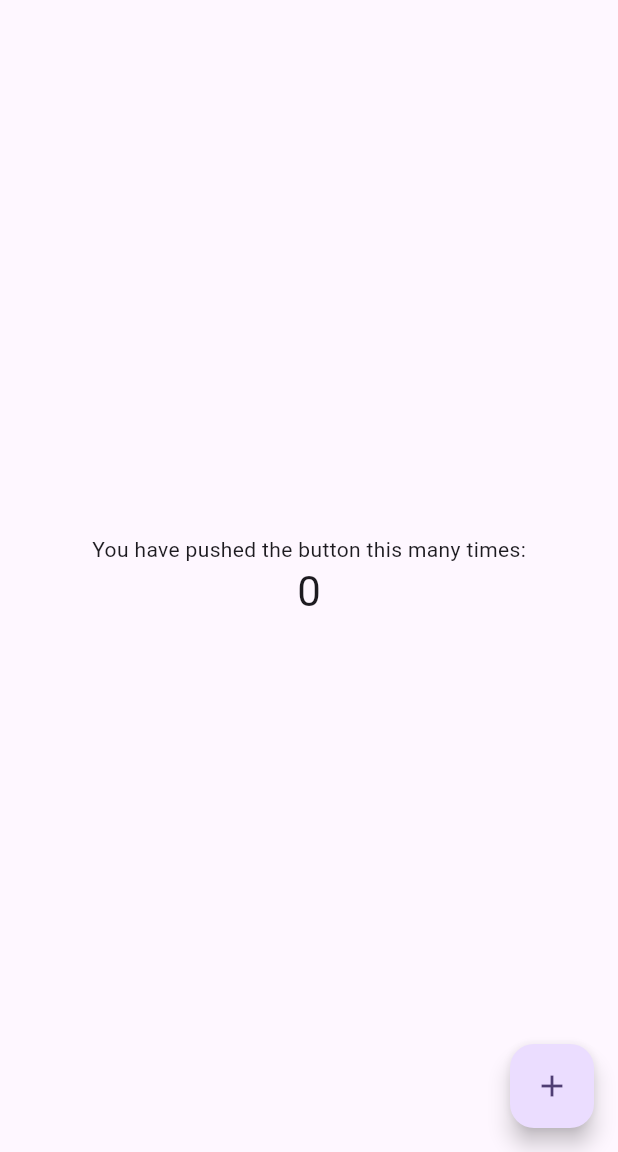
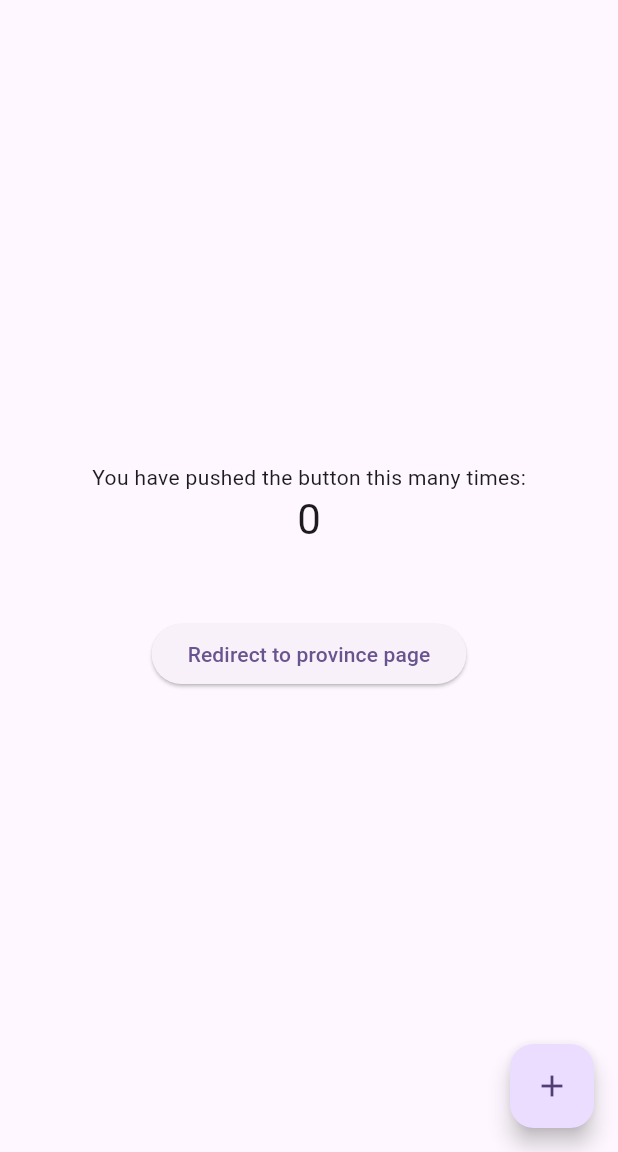
Before and after one commit to andipputra/state_management_in_flutter, a Flutter app: the screen it shows after launch, on a phone screen of 412 x 824 dp, the part 84-1236 px from its top. Run offline on Flutter 3.47's test engine with Material 3 defaults, Android fonts, the phone set to English and light mode, and no system bars; our stand-ins replace dio.

Commit message:
feat(api_call): add api call for province list using setState

```diff
--- a/lib/main.dart
+++ b/lib/main.dart
@@ -1,122 +1,6 @@
+import 'package:day_21_state_management/presentation/my_app.dart';
 import 'package:flutter/material.dart';
 
 void main() {
   runApp(const MyApp());
 }
-
-class MyApp extends StatelessWidget {
-  const MyApp({super.key});
-
-  // This widget is the root of your application.
-  @override
-  Widget build(BuildContext context) {
-    return MaterialApp(
-      title: 'Flutter Demo',
-      theme: ThemeData(
-        // This is the theme of your application.
-        //
-        // TRY THIS: Try running your application with "flutter run". You'll see
-        // the application has a purple toolbar. Then, without quitting the app,
-        // try changing the seedColor in the colorScheme below to Colors.green
-        // and then invoke "hot reload" (save your changes or press the "hot
-        // reload" button in a Flutter-supported IDE, or press "r" if you used
-        // the command line to start the app).
-        //
-        // Notice that the counter didn't reset back to zero; the application
-        // state is not lost during the reload. To reset the state, use hot
-        // restart instead.
-        //
-        // This works for code too, not just values: Most code changes can be
-        // tested with just a hot reload.
-        colorScheme: ColorScheme.fromSeed(seedColor: Colors.deepPurple),
-      ),
-      home: const MyHomePage(title: 'Flutter Demo Home Page'),
-    );
-  }
-}
-
-class MyHomePage extends StatefulWidget {
-  const MyHomePage({super.key, required this.title});
-
-  // This widget is the home page of your application. It is stateful, meaning
-  // that it has a State object (defined below) that contains fields that affect
-  // how it looks.
-
-  // This class is the configuration for the state. It holds the values (in this
-  // case the title) provided by the parent (in this case the App widget) and
-  // used by the build method of the State. Fields in a Widget subclass are
-  // always marked "final".
-
-  final String title;
-
-  @override
-  State<MyHomePage> createState() => _MyHomePageState();
-}
-
-class _MyHomePageState extends State<MyHomePage> {
-  int _counter = 0;
-
-  void _incrementCounter() {
-    setState(() {
-      // This call to setState tells the Flutter framework that something has
-      // changed in this State, which causes it to rerun the build method below
-      // so that the display can reflect the updated values. If we changed
-      // _counter without calling setState(), then the build method would not be
-      // called again, and so nothing would appear to happen.
-      _counter++;
-    });
-  }
-
-  @override
-  Widget build(BuildContext context) {
-    // This method is rerun every time setState is called, for instance as done
-    // by the _incrementCounter method above.
-    //
-    // The Flutter framework has been optimized to make rerunning build methods
-    // fast, so that you can just rebuild anything that needs updating rather
-    // than having to individually change instances of widgets.
-    return Scaffold(
-      appBar: AppBar(
-        // TRY THIS: Try changing the color here to a specific color (to
-        // Colors.amber, perhaps?) and trigger a hot reload to see the AppBar
-        // change color while the other colors stay the same.
-        backgroundColor: Theme.of(context).colorScheme.inversePrimary,
-        // Here we take the value from the MyHomePage object that was created by
-        // the App.build method, and use it to set our appbar title.
-        title: Text(widget.title),
-      ),
-      body: Center(
-        // Center is a layout widget. It takes a single child and positions it
-        // in the middle of the parent.
-        child: Column(
-          // Column is also a layout widget. It takes a list of children and
-          // arranges them vertically. By default, it sizes itself to fit its
-          // children horizontally, and tries to be as tall as its parent.
-          //
-          // Column has various properties to control how it sizes itself and
-          // how it positions its children. Here we use mainAxisAlignment to
-          // center the children vertically; the main axis here is the vertical
-          // axis because Columns are vertical (the cross axis would be
-          // horizontal).
-          //
-          // TRY THIS: Invoke "debug painting" (choose the "Toggle Debug Paint"
-          // action in the IDE, or press "p" in the console), to see the
-          // wireframe for each widget.
-          mainAxisAlignment: MainAxisAlignment.center,
-          children: <Widget>[
-            const Text('You have pushed the button this many times:'),
-            Text(
-              '$_counter',
-              style: Theme.of(context).textTheme.headlineMedium,
-            ),
-          ],
-        ),
-      ),
-      floatingActionButton: FloatingActionButton(
-        onPressed: _incrementCounter,
-        tooltip: 'Increment',
-        child: const Icon(Icons.add),
-      ), // This trailing comma makes auto-formatting nicer for build methods.
-    );
-  }
-}
--- /dev/null
+++ b/lib/presentation/my_app.dart
@@ -0,0 +1,18 @@
+import 'package:day_21_state_management/presentation/pages/home/home_page.dart';
+import 'package:flutter/material.dart';
+
+class MyApp extends StatelessWidget {
+  const MyApp({super.key});
+
+  // This widget is the root of your application.
+  @override
+  Widget build(BuildContext context) {
+    return MaterialApp(
+      title: 'Flutter Demo',
+      theme: ThemeData(
+        colorScheme: ColorScheme.fromSeed(seedColor: Colors.deepPurple),
+      ),
+      home: const MyHomePage(title: 'Flutter Demo Home Page'),
+    );
+  }
+}
--- /dev/null
+++ b/lib/presentation/pages/home/home_page.dart
@@ -0,0 +1,53 @@
+import 'package:day_21_state_management/presentation/pages/province/province_page.dart';
+import 'package:flutter/material.dart';
+
+class MyHomePage extends StatefulWidget {
+  const MyHomePage({super.key, required this.title});
+  final String title;
+  @override
+  State<MyHomePage> createState() => _MyHomePageState();
+}
+
+class _MyHomePageState extends State<MyHomePage> {
+  int _counter = 0;
+
+  void _incrementCounter() {
+    setState(() {
+      _counter++;
+    });
+  }
+
+  @override
+  Widget build(BuildContext context) {
+    return Scaffold(
+      appBar: AppBar(
+        backgroundColor: Theme.of(context).colorScheme.inversePrimary,
+        title: Text(widget.title),
+      ),
+      body: Center(
+        child: Column(
+          mainAxisAlignment: MainAxisAlignment.center,
+          children: <Widget>[
+            const Text('You have pushed the button this many times:'),
+            Text(
+              '$_counter',
+              style: Theme.of(context).textTheme.headlineMedium,
+            ),
+            SizedBox(height: 48),
+            ElevatedButton(
+              onPressed: () => Navigator.of(
+                context,
+              ).push(MaterialPageRoute(builder: (context) => ProvincePage())),
+              child: const Text('Redirect to province page'),
+            ),
+          ],
+        ),
+      ),
+      floatingActionButton: FloatingActionButton(
+        onPressed: _incrementCounter,
+        tooltip: 'Increment',
+        child: const Icon(Icons.add),
+      ),
+    );
+  }
+}
```
Also changed, not shown: lib/data/model/province_response.dart (added, +20 -0 lines), lib/data/repository/data_repository.dart (added, +25 -0 lines), lib/presentation/pages/province/province_page.dart (added, +56 -0 lines), lib/presentation/pages/province/widgets/province_list.dart (added, +32 -0 lines), pubspec.yaml (+4 -11 lines), pubspec.lock, 1 other file.
